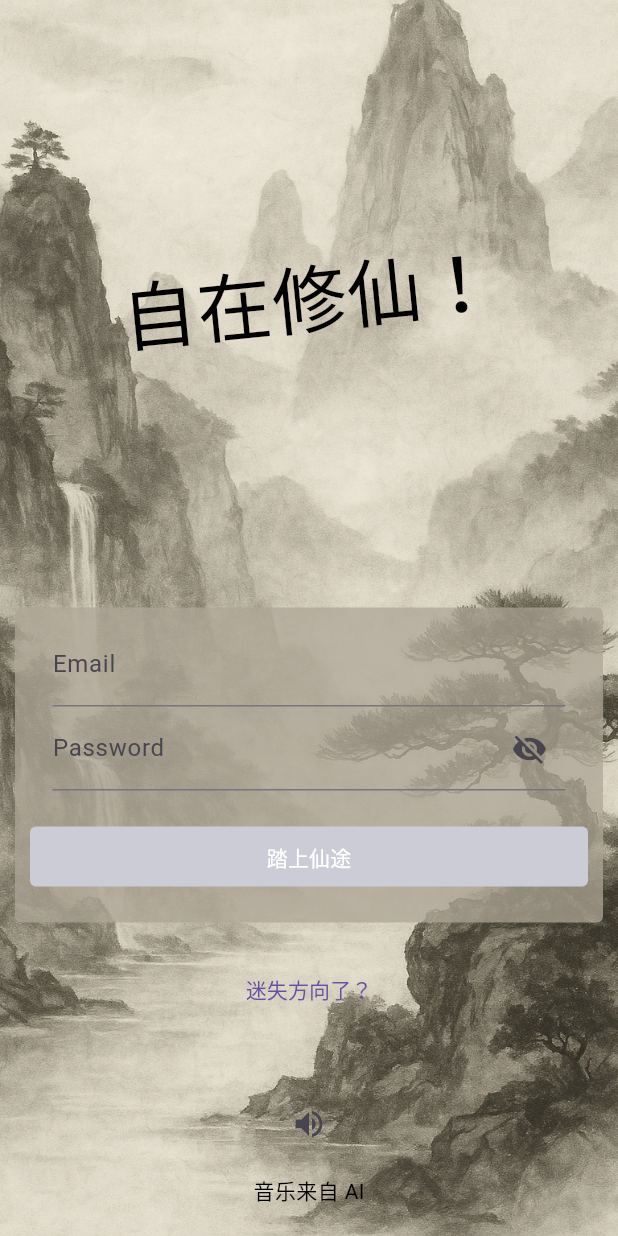
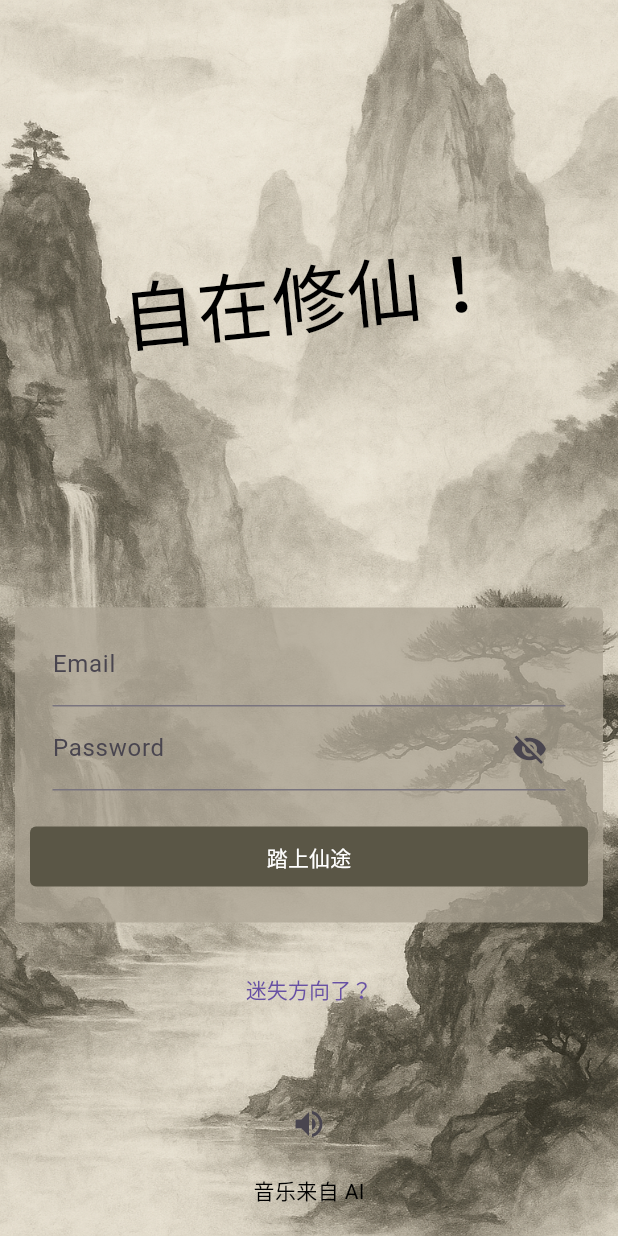
Before and after one commit to bi3me/Boundless-Immortality, a Flutter app: the screen it shows after launch, on a phone screen of 412 x 824 dp. Run offline on Flutter 3.47's test engine with Material 3 defaults, Android fonts, the light colour scheme and no system bars; our stand-ins replace audioplayers, go_router, google_mobile_ads, in_app_purchase, shared_preferences; Roboto replaces fonts that are missing (Permanent Marker).

Commit message:
Update readme

```diff
--- a/lib/common/constants.dart
+++ b/lib/common/constants.dart
@@ -53,7 +53,7 @@ const List<String> weaponPos = [
 ];
 
 const List<Color> attributeColors = [
-  Color(0xFFCCCCD6), // ''
+  Color(0xFF5A5646), // ''
   Color(0xFFFBDA41), // '金',
   Color(0xFF1BA784), // '木',
   Color(0xFF2775b6), // '水',
```
Also changed, not shown: show.png (added), 1 other file.
